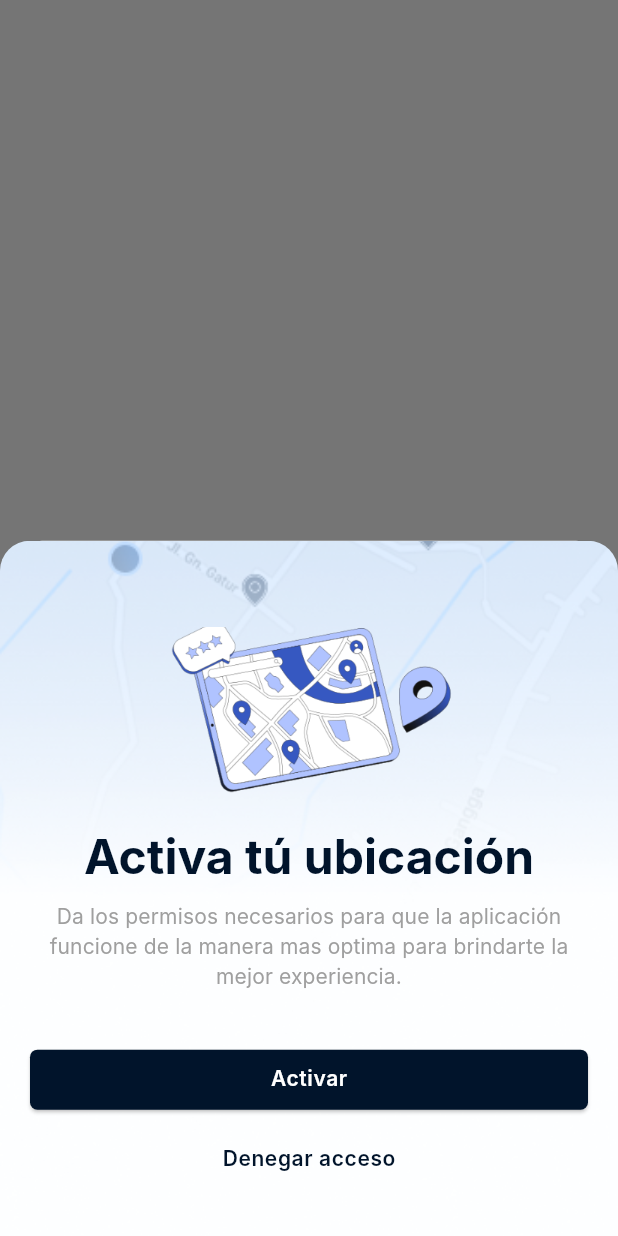
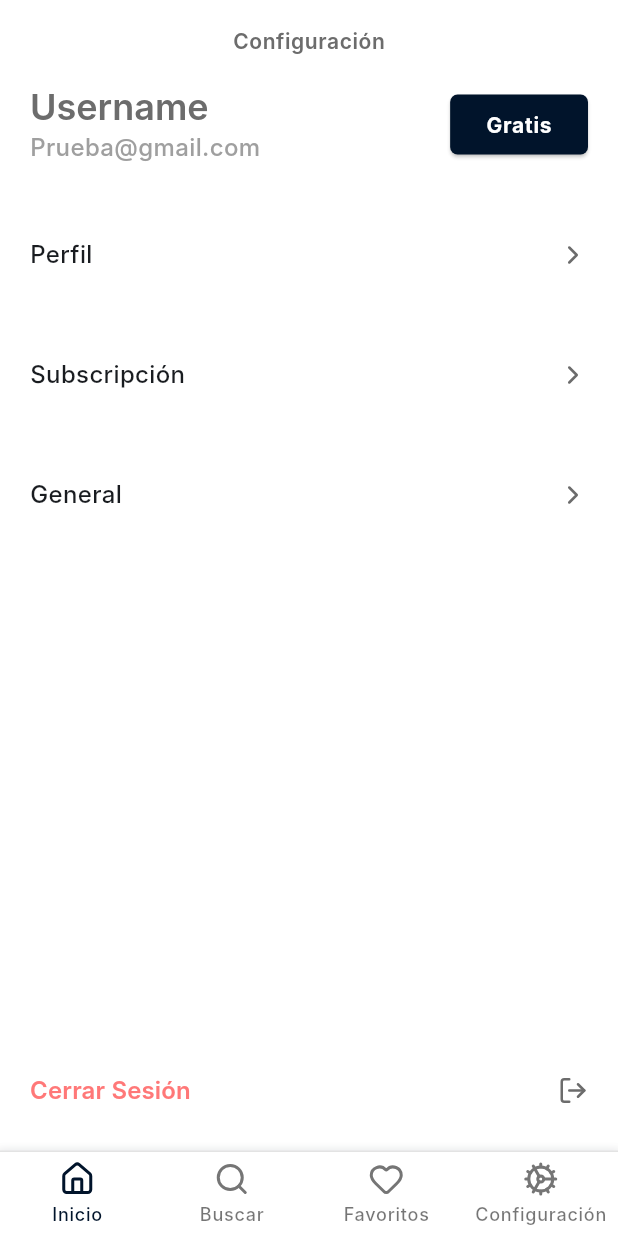
Before and after one commit to IsaiGonzalez08/RabbitGo_app, a Flutter app: the HomeTabBarUser screen opened by its route, swiped to page 4, on a phone screen of 412 x 824 dp. Run offline on Flutter 3.47's test engine with Material 3 defaults, Android fonts, the phone set to English and light mode, and no system bars; drawn by our look-alikes of flutter_styled_toast; our stand-ins replace firebase_core, firebase_crashlytics, google_maps_flutter, keyboard_actions, location, lucide_icons_flutter and 2 more; missing offline and left inert: app_settings, fimber; accounts and stored records are empty; generated files the repository leaves out were written again; Roboto replaces fonts that are missing (Inter).

Commit message:
[ADD] Settings view and viewModel

```diff
--- a/i18n/es.json
+++ b/i18n/es.json
@@ -26,5 +26,9 @@
     "init": "Inicio",
     "search": "Buscar",
     "favorites": "Favoritos",
-    "configuration": "Configuración"
+    "settings": "Configuración",
+    "location_permission_disabled": "Permisos de ubicación desactivados",
+    "press_to_enabled": "Presiona para activarlos",
+    "free": "Gratis",
+    "close_session": "Cerrar Sesión"
 }
--- a/lib/common/rabbit_go_theme.dart
+++ b/lib/common/rabbit_go_theme.dart
@@ -18,6 +18,11 @@ class RabbitGoColors {
 
   static const skyBlueColor = MaterialColor(0xFF4F9DFC, {
     50: Color(0xFF4F9DFC)
+  });
+
+  static const redColor = MaterialColor(0xFF990404, {
+    50: Color(0xFFFF7878),
+    100: Color(0xFFAB0000)
   });
 }
 
--- a/lib/common/utils/utilities.dart
+++ b/lib/common/utils/utilities.dart
@@ -1,3 +1,4 @@
+import 'package:app_settings/app_settings.dart';
 import 'package:flutter/material.dart';
 import 'package:flutter_styled_toast/flutter_styled_toast.dart';
 import 'package:lucide_icons_flutter/lucide_icons.dart';
@@ -16,6 +17,20 @@ class Utilities {
               width: 30,
             ),
           )),
+    );
+  }
+
+  static AppBar titleAppBar(BuildContext context, String title) {
+    return AppBar(
+      automaticallyImplyLeading: false,
+      centerTitle: true,
+      title: Text(
+        title.translate(context),
+        style: Theme.of(context)
+            .textTheme
+            .bodySmall
+            ?.copyWith(color: RabbitGoColors.secondaryColor),
+      ),
     );
   }
 }
@@ -113,9 +128,7 @@ showModalSheet(BuildContext context) {
                 ),
               ),
               Container(
-                constraints: const BoxConstraints(
-                  minWidth: 250
-                ),
+                constraints: const BoxConstraints(minWidth: 250),
                 child: Text(
                   'set_permissions'.translate(context),
                   textAlign: TextAlign.center,
@@ -129,7 +142,8 @@ showModalSheet(BuildContext context) {
                 margin: const EdgeInsets.only(top: 35, bottom: 5),
                 width: double.infinity,
                 child: ElevatedButton(
-                    onPressed: () {},
+                    onPressed: () => AppSettings.openAppSettings(
+                        type: AppSettingsType.location),
                     child: Text(
                       'active'.translate(context),
                       style: Theme.of(context)
@@ -141,7 +155,7 @@ showModalSheet(BuildContext context) {
               SizedBox(
                 width: double.infinity,
                 child: TextButton(
-                    onPressed: () {},
+                    onPressed: () => Navigator.pop(context),
                     child: Text(
                       'deny_access'.translate(context),
                       style: Theme.of(context)
--- a/lib/ui/screens/favorites_view.dart
+++ b/lib/ui/screens/favorites_view.dart
@@ -11,7 +11,7 @@ class _FavoritesViewState extends State<FavoritesView> {
   @override
   Widget build(BuildContext context) {
     return const Scaffold(
-      body: Text('hola'),
+      body: Center(child: Text('hola')),
     );
   }
 }
--- a/lib/ui/screens/profile_view.dart
+++ /dev/null
@@ -1,17 +0,0 @@
-import 'package:flutter/material.dart';
-
-class ConfigurationView extends StatefulWidget {
-  const ConfigurationView({super.key});
-
-  @override
-  State<ConfigurationView> createState() => _ConfigurationViewState();
-}
-
-class _ConfigurationViewState extends State<ConfigurationView> {
-  @override
-  Widget build(BuildContext context) {
-    return const Scaffold(
-      body: Center(child: Text('hola'),),
-    );
-  }
-}
--- /dev/null
+++ b/lib/ui/screens/settings_view.dart
@@ -0,0 +1,135 @@
+import 'package:flutter/material.dart';
+import 'package:lucide_icons_flutter/lucide_icons.dart';
+import 'package:rabbit_go/common/extensions/string_extensions.dart';
+import 'package:rabbit_go/common/rabbit_go_theme.dart';
+import 'package:rabbit_go/common/utils/utilities.dart';
+import 'package:rabbit_go/viewmodels/settings_vm.dart';
+import 'package:stacked/stacked.dart';
+
+class SettingsView extends StatefulWidget {
+  const SettingsView({super.key});
+
+  @override
+  State<SettingsView> createState() => _SettingsViewState();
+}
+
+class _SettingsViewState extends State<SettingsView> {
+  @override
+  Widget build(BuildContext context) {
+    return ViewModelBuilder<SettingsVM>.reactive(
+        viewModelBuilder: () => SettingsVM(),
+        builder: (context, settingsVM, child) {
+          return Scaffold(
+            appBar: Utilities.titleAppBar(context, 'settings'),
+            body: _body(settingsVM),
+          );
+        });
+  }
+
+  Widget _body(SettingsVM settingsVM) {
+    return Column(
+      children: [
+        _rowInfoProfile(),
+        Expanded(child: _settingsButtton(settingsVM)),
+        _closeSessionBtn()
+      ],
+    );
+  }
+
+  Widget _rowInfoProfile() {
+    return Padding(
+      padding: const EdgeInsets.symmetric(horizontal: 20),
+      child: Row(
+        mainAxisAlignment: MainAxisAlignment.spaceBetween,
+        children: [
+          Column(
+            crossAxisAlignment: CrossAxisAlignment.start,
+            children: [
+              Text(
+                'Username',
+                style: Theme.of(context)
+                    .textTheme
+                    .headlineMedium
+                    ?.copyWith(color: RabbitGoColors.secondaryColor),
+              ),
+              Text(
+                'Prueba@gmail.com',
+                style: Theme.of(context)
+                    .textTheme
+                    .bodyMedium
+                    ?.copyWith(color: RabbitGoColors.secondaryColor[400]),
+              )
+            ],
+          ),
+          ElevatedButton(
+              onPressed: () {},
+              child: Text(
+                'free'.translate(context),
+                style: Theme.of(context)
+                    .textTheme
+                    .bodyLarge
+                    ?.copyWith(color: Colors.white),
+              ))
+        ],
+      ),
+    );
+  }
+
+  Widget _settingsButtton(SettingsVM settingsVM) {
+    return Container(
+      margin: const EdgeInsets.only(top: 20),
+      child: ListView.builder(
+        itemCount: settingsVM.buttonsCount,
+        itemBuilder: (context, index) {
+          return InkWell(
+            onTap: () {
+              debugPrint('object');
+            },
+            child: Padding(
+              padding: const EdgeInsets.symmetric(horizontal: 20),
+              child: SizedBox(
+                height: 80,
+                child: Row(
+                  mainAxisAlignment: MainAxisAlignment.spaceBetween,
+                  children: [
+                    Text(settingsVM.textButtons[index]),
+                    const Icon(LucideIcons.chevronRight,
+                        size: 20, color: RabbitGoColors.secondaryColor)
+                  ],
+                ),
+              ),
+            ),
+          );
+        },
+      ),
+    );
+  }
+
+  Widget _closeSessionBtn() {
+    return InkWell(
+      onTap: () {
+        debugPrint('object');
+      },
+      child: Padding(
+        padding: const EdgeInsets.symmetric(horizontal: 20),
+        child: SizedBox(
+          height: 80,
+          child: Row(
+            mainAxisAlignment: MainAxisAlignment.spaceBetween,
+            children: [
+              Text(
+                'close_session'.translate(context),
+                style: Theme.of(context)
+                    .textTheme
+                    .titleSmall
+                    ?.copyWith(color: RabbitGoColors.redColor[50]),
+              ),
+              const Icon(LucideIcons.logOut,
+                  size: 20, color: RabbitGoColors.secondaryColor)
+            ],
+          ),
+        ),
+      ),
+    );
+  }
+}
--- a/lib/viewmodels/home_tab_bar_user_vm.dart
+++ b/lib/viewmodels/home_tab_bar_user_vm.dart
@@ -2,8 +2,9 @@ import 'package:flutter/material.dart';
 import 'package:lucide_icons_flutter/lucide_icons.dart';
 import 'package:rabbit_go/common/safe_change_notifier.dart';
 import 'package:rabbit_go/models/bottom_bar_item.dart';
+import 'package:rabbit_go/ui/screens/favorites_view.dart';
 import 'package:rabbit_go/ui/screens/home_view.dart';
-import 'package:rabbit_go/ui/screens/profile_view.dart';
+import 'package:rabbit_go/ui/screens/settings_view.dart';
 import 'package:rabbit_go/ui/screens/search_view.dart';
 
 class HomeTabBarUserVM extends SafeChangeNotifier {
@@ -28,8 +29,8 @@ class HomeTabBarUserVM extends SafeChangeNotifier {
     _bottomBarItems = [
       BottomBarItem("init", LucideIcons.house, const HomeView()),
       BottomBarItem("search", LucideIcons.search, const SearchView()),
-      BottomBarItem("favorites", LucideIcons.heart, const ConfigurationView()),
-      BottomBarItem("configuration", LucideIcons.cog, const ConfigurationView()),
+      BottomBarItem("favorites", LucideIcons.heart, const FavoritesView()),
+      BottomBarItem("settings", LucideIcons.cog, const SettingsView()),
     ];
     notifyListeners();
   }
--- a/lib/viewmodels/home_vm.dart
+++ b/lib/viewmodels/home_vm.dart
@@ -49,20 +49,9 @@ class HomeVM extends ChangeNotifier with WidgetsBindingObserver {
 
   init() async {
     await _setupLocation();
-    onShowPermissionSheet();
   }
 
-  onShowPermissionSheet() {
-    showPermissionSheet();
-  }
-
-  _setupLocation() async {
-    if (_locationPermissionEnabled == null ||
-        _locationPermissionEnabled == false) {
-      _loadingPermission = true;
-      notifyListeners();
-    }
-
+  validateLocationPermissions() async {
     bool statusPermission = await locationProvider.askLocationPermission();
     if (statusPermission) {
       _locationPermissionEnabled = true;
@@ -79,8 +68,18 @@ class HomeVM extends ChangeNotifier with WidgetsBindingObserver {
       }
     } else {
       _locationPermissionEnabled = false;
+      showPermissionSheet();
       notifyListeners();
     }
+  }
+
+  _setupLocation() async {
+    if (_locationPermissionEnabled == null ||
+        _locationPermissionEnabled == false) {
+      _loadingPermission = true;
+      notifyListeners();
+    }
+    await validateLocationPermissions();
     _loadingPermission = false;
     notifyListeners();
   }
--- /dev/null
+++ b/lib/viewmodels/settings_vm.dart
@@ -0,0 +1,14 @@
+import 'package:flutter/material.dart';
+
+class SettingsVM extends ChangeNotifier {
+
+
+  final List<String> _textButtons = [
+    'Perfil',
+    'Subscripción',
+    'General'
+  ];
+
+  List<String> get textButtons => _textButtons;
+  int get buttonsCount => _textButtons.length;
+}
```
